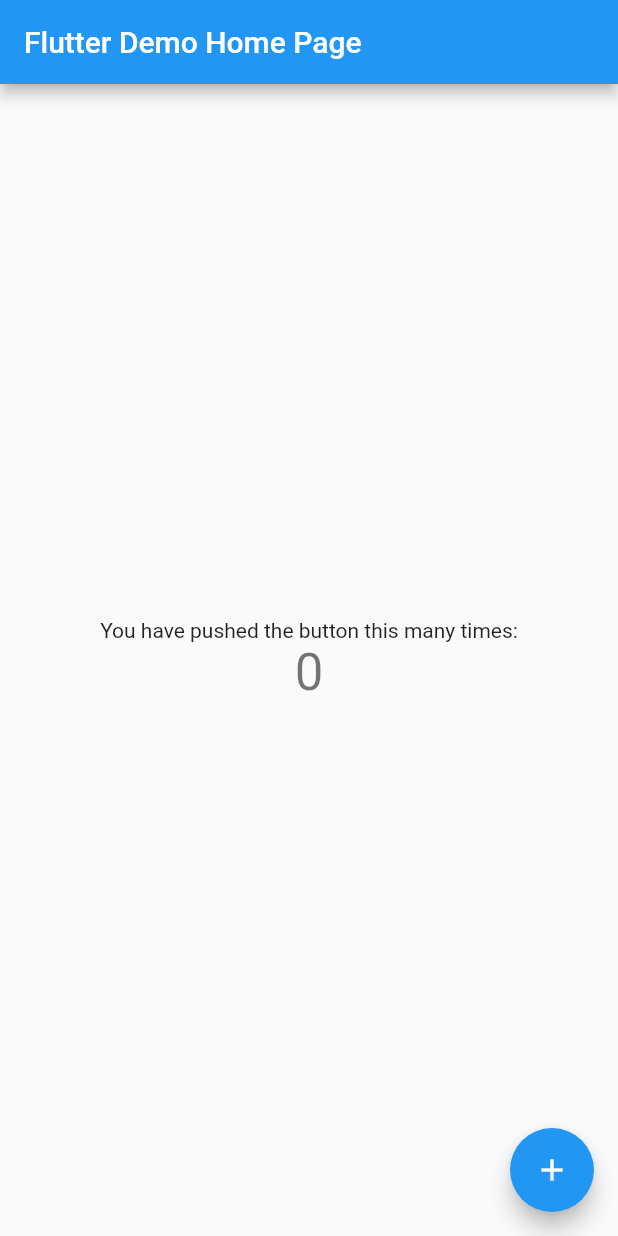
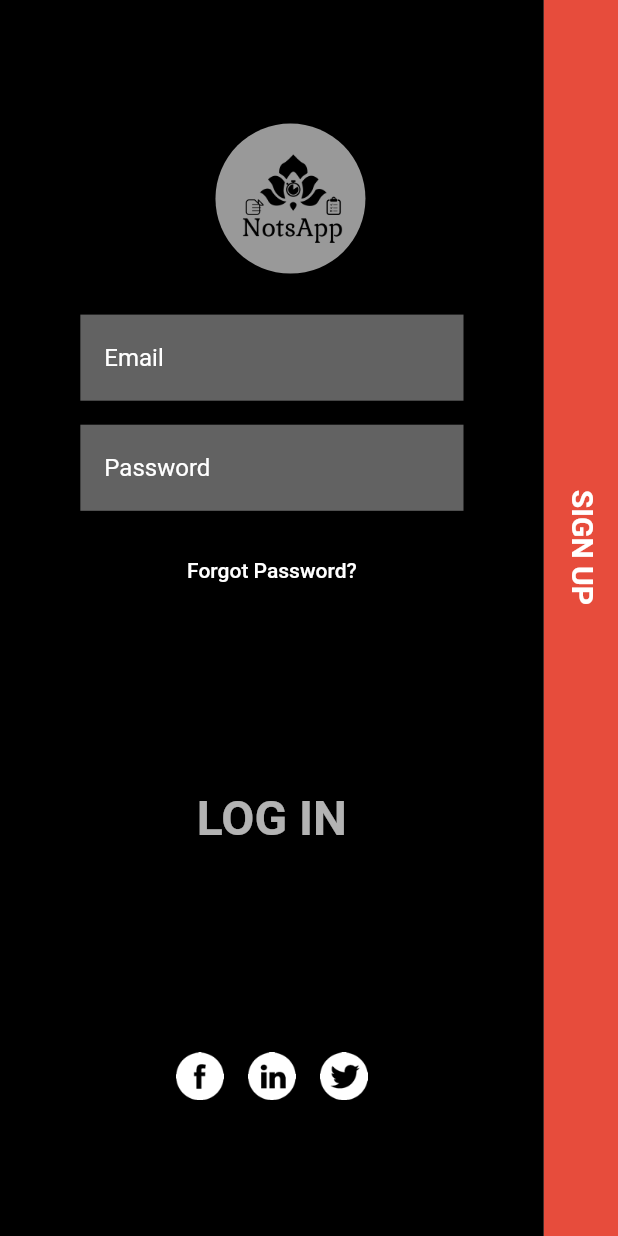
Before and after one commit to taydinadnan/animated-login-page, a Flutter app: the screen it shows after launch, on a phone screen of 412 x 824 dp. Run offline on Flutter 3.47's test engine with Material 2 defaults, Android fonts, the phone set to English and light mode, and no system bars; our stand-ins replace flutter_svg.

Commit message:
animated auth screen ( notsapp)

```diff
--- /dev/null
+++ b/lib/auth_screen.dart
@@ -0,0 +1,211 @@
+import 'dart:math';
+
+import 'package:flutter/material.dart';
+import 'package:flutter_svg/svg.dart';
+
+import './constants.dart';
+import '/widgets/login_form.dart';
+import '/widgets/sign_up_form.dart';
+import '/widgets/social_buttons.dart';
+
+class AuthScreen extends StatefulWidget {
+  @override
+  _AuthScreenState createState() => _AuthScreenState();
+}
+
+class _AuthScreenState extends State<AuthScreen>
+    with SingleTickerProviderStateMixin {
+  bool _isShowSignUp = false;
+
+  late AnimationController _animationController;
+  late Animation<double> _animationTextRotate;
+
+  void setUpAnimation() {
+    _animationController = AnimationController(
+      vsync: this,
+      duration: defaultDuration,
+    );
+
+    _animationTextRotate =
+        Tween<double>(begin: 0, end: 90).animate(_animationController);
+  }
+
+  void updateView() {
+    setState(() {
+      _isShowSignUp = !_isShowSignUp;
+    });
+    _isShowSignUp
+        ? _animationController.forward()
+        : _animationController.reverse();
+  }
+
+  @override
+  void initState() {
+    setUpAnimation();
+    super.initState();
+  }
+
+  @override
+  void dispose() {
+    _animationController.dispose();
+    super.dispose();
+  }
+
+  @override
+  Widget build(BuildContext context) {
+    final _size = MediaQuery.of(context).size;
+    return Scaffold(
+      body: AnimatedBuilder(
+        animation: _animationController,
+        builder: (context, _) {
+          return Stack(
+            children: [
+              //Login
+              AnimatedPositioned(
+                duration: defaultDuration,
+                width: _size.width * 0.88, // 88% signup bar
+                height: _size.height,
+                left: _isShowSignUp ? -_size.width * 0.76 : 0, // 76% login bar
+                child: Container(
+                  color: login_bg,
+                  child: LoginForm(),
+                ),
+              ),
+
+              //Sign up
+              AnimatedPositioned(
+                duration: defaultDuration,
+                height: _size.height,
+                width: _size.width * 0.88,
+                left: _isShowSignUp ? _size.width * 0.12 : _size.width * 0.88,
+                child: Container(
+                  color: signup_bg,
+                  child: SignUpForm(),
+                ),
+              ),
+
+              //Logo
+              AnimatedPositioned(
+                duration: defaultDuration,
+                top: _size.height * 0.1,
+                left: 0,
+                right: _isShowSignUp
+                    ? -_size.width * 0.06
+                    : _size.width * 0.06, //centering logo
+                child: CircleAvatar(
+                  radius: 50,
+                  backgroundColor: Colors.white60,
+                  child: AnimatedSwitcher(
+                    duration: defaultDuration,
+                    child: _isShowSignUp
+                        ? Image.asset(
+                            "assets/notsappicon.png",
+                            color: signup_bg,
+                          )
+                        : Image.asset(
+                            "assets/notsappicon.png",
+                            color: login_bg,
+                          ),
+                  ),
+                ),
+              ),
+              // Social buttons
+              AnimatedPositioned(
+                duration: defaultDuration,
+                width: _size.width,
+                bottom: _size.height * 0.1, // 10%
+                right: _isShowSignUp
+                    ? -_size.width * 0.06
+                    : _size.width * 0.06, //centering
+                child: SocalButtns(),
+              ),
+              //login text
+              //login text animation
+              AnimatedPositioned(
+                duration: defaultDuration,
+                //when sign up shows we want our login text to left center
+                bottom: _isShowSignUp ? _size.height / 2 : _size.height * 0.3,
+                left: _isShowSignUp
+                    ? 0
+                    : _size.width * 0.44 - 80, //80 is width of container
+                child: AnimatedDefaultTextStyle(
+                  duration: defaultDuration,
+                  textAlign: TextAlign.center,
+                  style: TextStyle(
+                    fontSize: _isShowSignUp ? 20 : 32,
+                    fontWeight: FontWeight.bold,
+                    color: _isShowSignUp ? Colors.white : Colors.white70,
+                  ),
+                  child: Transform.rotate(
+                    angle: -_animationTextRotate.value * pi / 180,
+                    alignment: Alignment.topLeft,
+                    child: InkWell(
+                      onTap: () {
+                        if (_isShowSignUp) {
+                          updateView();
+                        } else {
+                          //login
+                        }
+                      },
+                      child: Container(
+                        padding: EdgeInsets.symmetric(
+                          vertical: defpaultPadding * 0.75,
+                        ),
+                        width: 160,
+                        child: Text(
+                          "Log In".toUpperCase(),
+                        ),
+                      ),
+                    ),
+                  ),
+                ),
+              ),
+
+              //signup text animation
+              AnimatedPositioned(
+                duration: defaultDuration,
+                //when sign up shows we want our login text to left center
+                bottom:
+                    !_isShowSignUp ? _size.height / 2 - 80 : _size.height * 0.3,
+                right: _isShowSignUp
+                    ? _size.width * 0.44 - 80
+                    : 0, //80 is width of container
+                child: AnimatedDefaultTextStyle(
+                  duration: defaultDuration,
+                  textAlign: TextAlign.center,
+                  style: TextStyle(
+                    fontSize: !_isShowSignUp ? 20 : 32,
+                    fontWeight: FontWeight.bold,
+                    color: _isShowSignUp ? Colors.white70 : Colors.white,
+                  ),
+                  child: Transform.rotate(
+                    angle: (90 - _animationTextRotate.value) * pi / 180,
+                    alignment: Alignment.topRight,
+                    child: InkWell(
+                      onTap: () {
+                        if (_isShowSignUp) {
+                          //sign up
+                        } else {
+                          updateView();
+                        }
+                      },
+                      child: Container(
+                        padding: EdgeInsets.symmetric(
+                          vertical: defpaultPadding * 0.75,
+                        ),
+                        width: 160,
+                        child: Text(
+                          "Sign up".toUpperCase(),
+                        ),
+                      ),
+                    ),
+                  ),
+                ),
+              ),
+            ],
+          );
+        },
+      ),
+    );
+  }
+}
--- /dev/null
+++ b/lib/constants.dart
@@ -0,0 +1,7 @@
+import 'package:flutter/material.dart';
+
+const Color login_bg = Color.fromRGBO(0, 0, 0, 90);
+const Color signup_bg = Color.fromRGBO(231, 76, 60, 1);
+
+const double defpaultPadding = 16;
+const Duration defaultDuration = Duration(milliseconds: 300);
--- a/lib/main.dart
+++ b/lib/main.dart
@@ -1,113 +1,32 @@
 import 'package:flutter/material.dart';
+
+import 'auth_screen.dart';
+import 'constants.dart';
 
 void main() {
   runApp(MyApp());
 }
 
 class MyApp extends StatelessWidget {
-  // This widget is the root of your application.
   @override
   Widget build(BuildContext context) {
     return MaterialApp(
-      title: 'Flutter Demo',
+      debugShowCheckedModeBanner: false,
+      title: "Flutter Animation",
       theme: ThemeData(
-        // This is the theme of your application.
-        //
-        // Try running your application with "flutter run". You'll see the
-        // application has a blue toolbar. Then, without quitting the app, try
-        // changing the primarySwatch below to Colors.green and then invoke
-        // "hot reload" (press "r" in the console where you ran "flutter run",
-        // or simply save your changes to "hot reload" in a Flutter IDE).
-        // Notice that the counter didn't reset back to zero; the application
-        // is not restarted.
         primarySwatch: Colors.blue,
+        inputDecorationTheme: InputDecorationTheme(
+          filled: true,
+          fillColor: Colors.white38,
+          border: InputBorder.none,
+          hintStyle: TextStyle(color: Colors.white),
+          contentPadding: EdgeInsets.symmetric(
+            vertical: defpaultPadding * 1.2,
+            horizontal: defpaultPadding,
+          ),
+        ),
       ),
-      home: MyHomePage(title: 'Flutter Demo Home Page'),
+      home: AuthScreen(),
     );
   }
 }
-
-class MyHomePage extends StatefulWidget {
-  MyHomePage({Key? key, required this.title}) : super(key: key);
-
-  // This widget is the home page of your application. It is stateful, meaning
-  // that it has a State object (defined below) that contains fields that affect
-  // how it looks.
-
-  // This class is the configuration for the state. It holds the values (in this
-  // case the title) provided by the parent (in this case the App widget) and
-  // used by the build method of the State. Fields in a Widget subclass are
-  // always marked "final".
-
-  final String title;
-
-  @override
-  _MyHomePageState createState() => _MyHomePageState();
-}
-
-class _MyHomePageState extends State<MyHomePage> {
-  int _counter = 0;
-
-  void _incrementCounter() {
-    setState(() {
-      // This call to setState tells the Flutter framework that something has
-      // changed in this State, which causes it to rerun the build method below
-      // so that the display can reflect the updated values. If we changed
-      // _counter without calling setState(), then the build method would not be
-      // called again, and so nothing would appear to happen.
-      _counter++;
-    });
-  }
-
-  @override
-  Widget build(BuildContext context) {
-    // This method is rerun every time setState is called, for instance as done
-    // by the _incrementCounter method above.
-    //
-    // The Flutter framework has been optimized to make rerunning build methods
-    // fast, so that you can just rebuild anything that needs updating rather
-    // than having to individually change instances of widgets.
-    return Scaffold(
-      appBar: AppBar(
-        // Here we take the value from the MyHomePage object that was created by
-        // the App.build method, and use it to set our appbar title.
-        title: Text(widget.title),
-      ),
-      body: Center(
-        // Center is a layout widget. It takes a single child and positions it
-        // in the middle of the parent.
-        child: Column(
-          // Column is also a layout widget. It takes a list of children and
-          // arranges them vertically. By default, it sizes itself to fit its
-          // children horizontally, and tries to be as tall as its parent.
-          //
-          // Invoke "debug painting" (press "p" in the console, choose the
-          // "Toggle Debug Paint" action from the Flutter Inspector in Android
-          // Studio, or the "Toggle Debug Paint" command in Visual Studio Code)
-          // to see the wireframe for each widget.
-          //
-          // Column has various properties to control how it sizes itself and
-          // how it positions its children. Here we use mainAxisAlignment to
-          // center the children vertically; the main axis here is the vertical
-          // axis because Columns are vertical (the cross axis would be
-          // horizontal).
-          mainAxisAlignment: MainAxisAlignment.center,
-          children: <Widget>[
-            Text(
-              'You have pushed the button this many times:',
-            ),
-            Text(
-              '$_counter',
-              style: Theme.of(context).textTheme.headline4,
-            ),
-          ],
-        ),
-      ),
-      floatingActionButton: FloatingActionButton(
-        onPressed: _incrementCounter,
-        tooltip: 'Increment',
-        child: Icon(Icons.add),
-      ), // This trailing comma makes auto-formatting nicer for build methods.
-    );
-  }
-}
--- /dev/null
+++ b/lib/widgets/login_form.dart
@@ -0,0 +1,47 @@
+import 'package:flutter/material.dart';
+
+import '../constants.dart';
+
+class LoginForm extends StatelessWidget {
+  const LoginForm({
+    Key? key,
+  }) : super(key: key);
+
+  @override
+  Widget build(BuildContext context) {
+    return Padding(
+      padding: EdgeInsets.symmetric(
+          horizontal: MediaQuery.of(context).size.width * 0.13),
+      child: Form(
+        child: Column(
+          mainAxisAlignment: MainAxisAlignment.center,
+          children: [
+            Spacer(),
+            TextFormField(
+              decoration: InputDecoration(
+                hintText: "Email",
+              ),
+            ),
+            Padding(
+              padding: const EdgeInsets.symmetric(vertical: defpaultPadding),
+              child: TextFormField(
+                obscureText: true,
+                decoration: InputDecoration(
+                  hintText: "Password",
+                ),
+              ),
+            ),
+            TextButton(
+              onPressed: () {},
+              child: Text(
+                "Forgot Password?",
+                style: TextStyle(color: Colors.white),
+              ),
+            ),
+            Spacer(flex: 2),
+          ],
+        ),
+      ),
+    );
+  }
+}
--- /dev/null
+++ b/lib/widgets/sign_up_form.dart
@@ -0,0 +1,45 @@
+import 'package:flutter/material.dart';
+
+import '../constants.dart';
+
+class SignUpForm extends StatelessWidget {
+  const SignUpForm({
+    Key? key,
+  }) : super(key: key);
+
+  @override
+  Widget build(BuildContext context) {
+    return Padding(
+      padding: EdgeInsets.symmetric(
+          horizontal: MediaQuery.of(context).size.width * 0.13),
+      child: Form(
+        child: Column(
+          children: [
+            Spacer(),
+            TextFormField(
+              decoration: InputDecoration(
+                hintText: "Email",
+              ),
+            ),
+            Padding(
+              padding: const EdgeInsets.symmetric(vertical: defpaultPadding),
+              child: TextFormField(
+                obscureText: true,
+                decoration: InputDecoration(
+                  hintText: "Password",
+                ),
+              ),
+            ),
+            TextFormField(
+              obscureText: true,
+              decoration: InputDecoration(
+                hintText: "Confirm Password",
+              ),
+            ),
+            Spacer(flex: 2)
+          ],
+        ),
+      ),
+    );
+  }
+}
--- /dev/null
+++ b/lib/widgets/social_buttons.dart
@@ -0,0 +1,19 @@
+import 'package:flutter/material.dart';
+
+class SocalButtns extends StatelessWidget {
+  const SocalButtns({
+    Key? key,
+  }) : super(key: key);
+
+  @override
+  Widget build(BuildContext context) {
+    return Row(
+      mainAxisAlignment: MainAxisAlignment.center,
+      children: [
+        IconButton(onPressed: () {}, icon: Image.asset("assets/fb.png")),
+        IconButton(onPressed: () {}, icon: Image.asset("assets/linkedin.png")),
+        IconButton(onPressed: () {}, icon: Image.asset("assets/twitter.png")),
+      ],
+    );
+  }
+}
--- a/pubspec.yaml
+++ b/pubspec.yaml
@@ -24,7 +24,6 @@ dependencies:
   flutter:
     sdk: flutter
 
-
   # The following adds the Cupertino Icons font to your application.
   # Use with the CupertinoIcons class for iOS style icons.
   cupertino_icons: ^1.0.2
@@ -47,8 +46,7 @@ flutter:
 
   # To add assets to your application, add an assets section, like this:
   assets:
-    - images/a_dot_burr.jpeg
-  #   - images/a_dot_ham.jpeg
+    - assets/
 
   # An image asset can refer to one or more resolution-specific "variants", see
   # https://flutter.dev/assets-and-images/#resolution-aware.
```
Also changed, not shown: assets/animation_logo.png (added), assets/fb.png (added), assets/linkedin.png (added), assets/notsappicon.png (added), assets/twitter.png (added), 2 other files.
